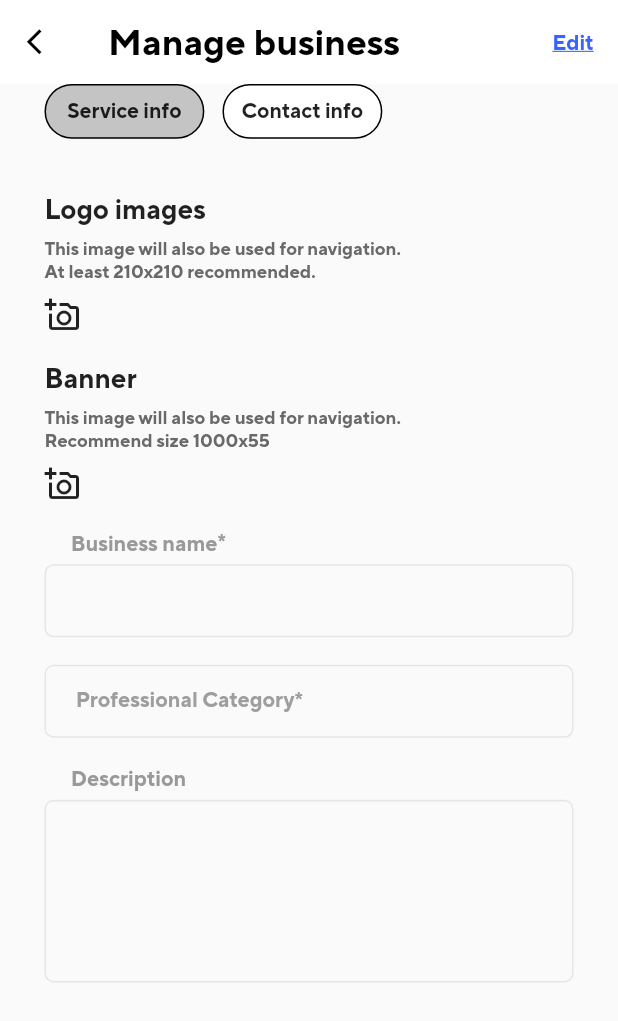
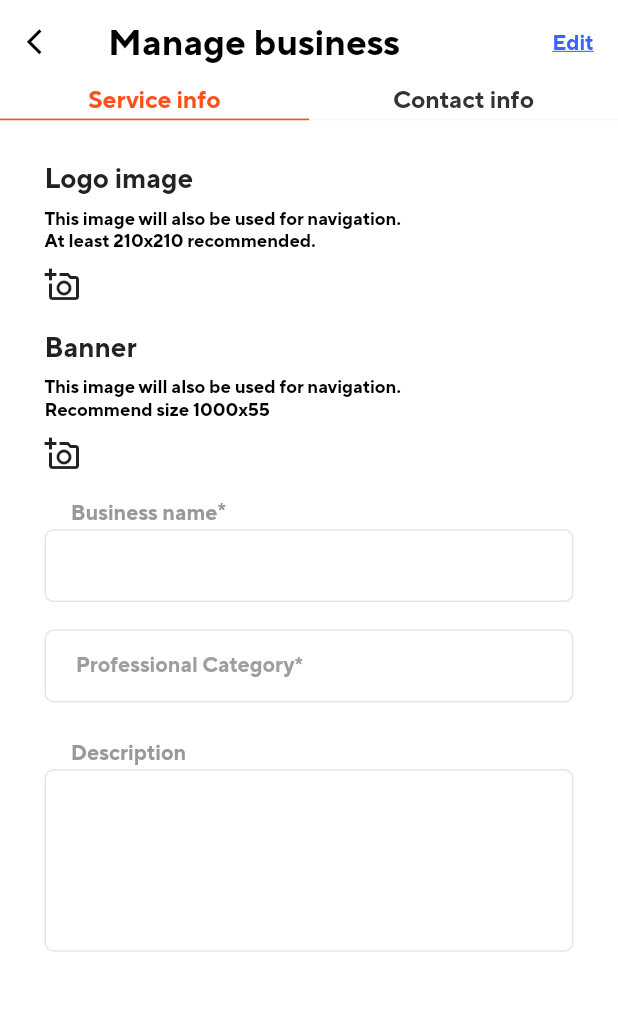
Before and after one commit to sonntuet1997/anygonow-mobile, a Flutter app: the BusinessManagementScreen screen opened directly, on a phone screen of 412 x 824 dp. Shown: the top 1021 px of the screen. Run offline on Flutter 3.47's test engine with Material 2 defaults, Android fonts, the phone set to English and light mode, and no system bars; our stand-ins replace carousel_slider, convert, dio, flutter_dotenv, flutter_keyboard_visibility and 13 more; missing offline and left inert: ecdsa, elliptic, encrypt, flutter_stripe, pointycastle, protobuf and 3 more; accounts and stored records are empty; network calls fail; key blocks and very long unbroken strings in the code were emptied for the run.

Commit message:
Merged PR 3198: fix: ui edit account
fix: ui edit account

```diff
--- a/lib/controller/signup/signup_controller.dart
+++ b/lib/controller/signup/signup_controller.dart
@@ -49,9 +49,8 @@ class SignupController extends GetxController {
 
   Future checkAccount() async {
     try {
-      var response;
       CustomDio customDio = CustomDio();
-      response = await customDio
+      var response = await customDio
           .get("/auth/check?mail=${email.text}&phone=${phoneNumber.text}");
 
       var json = jsonDecode(response.toString());
@@ -82,7 +81,7 @@ class SignupController extends GetxController {
               "phone": email.text,
               "encryptedPrivateKey": keyPair["encryptedPrivateKey"],
               "publicKey": keyPair["publicKey"],
-              // "referral": referral.text
+              "referral": referral.text
             };
 
       var response = await customDio.post(
--- a/lib/screen/handyman/business_management/business_management_screen.dart
+++ b/lib/screen/handyman/business_management/business_management_screen.dart
@@ -90,29 +90,39 @@ class _BusinessManagementScreenState extends State<BusinessManagementScreen> {
             ),
           ]),
       body: Container(
-        padding: EdgeInsets.only(
-          left: getWidth(27),
-          right: getWidth(27),
-          bottom: getHeight(32),
-        ),
+        color: Colors.white,
         child: ListView(
           children: [
-            Row(
+            Container(
+              color: Colors.white,
+              child: Row(
                 children: [
-                Bouncing(
+                  Expanded(
+                    child: Bouncing(
                       child: Obx(() {
                         return Container(
-                      height: getHeight(36),
-                      width: getWidth(97),
                           alignment: Alignment.center,
                           decoration: BoxDecoration(
-                        borderRadius: BorderRadius.circular(100),
-                        border: Border.all(
-                          color: Colors.black,
+                            border: Border(
+                              bottom: BorderSide(
+                                width: getWidth(1),
+                                color: accountController.isBusinessScreen.value ? const Color(0xFFFF511A) : const Color(0xFFF9F6F6),
                               ),
-                        color: accountController.isBusinessScreen.value ? Color(0xFFC4C4C4) : Color(0xFFFFFFFF),
                             ),
-                      child: const Text("Service info"),
+                          ),
+                          child: Container(
+                            padding: EdgeInsets.only(
+                                bottom: getHeight(4)
+                            ),
+                            child: Text(
+                              "Service info",
+                              style: TextStyle(
+                                color: accountController.isBusinessScreen.value ? const Color(0xFFFF511A) : const Color(0xFF333333),
+                                fontSize: getHeight(16),
+                                fontWeight: FontWeight.w500,
+                              ),
+                            ),
+                          ),
                         );
                       }),
                       onPress: () {
@@ -122,22 +132,29 @@ class _BusinessManagementScreenState extends State<BusinessManagementScreen> {
                         }
                       },
                     ),
-                SizedBox(
-                  width: getWidth(11),
                   ),
-                Bouncing(
+                  Expanded(
+                    child: Bouncing(
                       child: Obx(() {
                         return Container(
-                      height: getHeight(36),
-                      width: getWidth(97),
                           alignment: Alignment.center,
                           decoration: BoxDecoration(
-                          borderRadius: BorderRadius.circular(100),
-                          border: Border.all(
-                            color: Colors.black,
+                            border: Border(
+                              bottom: BorderSide(
+                                width: getWidth(1),
+                                color: !accountController.isBusinessScreen.value ? Color(0xFFFF511A) : Color(0xFFF9F6F6),
                               ),
-                          color: accountController.isBusinessScreen.value ? Color(0xFFFFFFFF) : Color(0xFFC4C4C4)),
-                      child: Text("Contact info"),
+                            ),
+                          ),
+                          child: Container(
+                            padding: EdgeInsets.only(
+                                bottom: getHeight(4)
+                            ),
+                            child: Text(
+                              "Contact info",
+                              style: TextStyle(color: !accountController.isBusinessScreen.value ? Color(0xFFFF511A) : Color(0xFF333333), fontSize: getHeight(16), fontWeight: FontWeight.w500),
+                            ),
+                          ),
                         );
                       }),
                       onPress: () {
@@ -147,22 +164,28 @@ class _BusinessManagementScreenState extends State<BusinessManagementScreen> {
                         }
                       },
                     ),
+                  ),
                 ],
+              ),
             ),
             SizedBox(
               height: getHeight(15),
             ),
-            Obx(
+            Container(
+              padding: EdgeInsets.only(
+                left: getWidth(27),
+                right: getWidth(27),
+                bottom: getHeight(80),
+                top: getHeight(12),
+              ),
+              child: Obx(
                 () => accountController.isBusinessScreen.value
                     ? Column(
                         mainAxisAlignment: MainAxisAlignment.start,
                         crossAxisAlignment: CrossAxisAlignment.start,
                         children: [
-                        SizedBox(
-                          height: getHeight(20),
-                        ),
                           Text(
-                          "Logo images",
+                            "Logo image",
                             style: TextStyle(
                               fontWeight: FontWeight.w500,
                               fontSize: getHeight(18),
@@ -173,11 +196,11 @@ class _BusinessManagementScreenState extends State<BusinessManagementScreen> {
                           ),
                           Text(
                             "This image will also be used for navigation. ",
-                          style: TextStyle(fontWeight: FontWeight.w500, fontSize: getHeight(12), color: const Color(0xFF696969)),
+                            style: TextStyle(fontWeight: FontWeight.w400, fontSize: getHeight(12), color: Colors.black),
                           ),
                           Text(
                             "At least 210x210 recommended. ",
-                          style: TextStyle(fontWeight: FontWeight.w500, fontSize: getHeight(12), color: const Color(0xFF696969)),
+                            style: TextStyle(fontWeight: FontWeight.w400, fontSize: getHeight(12), color: Colors.black),
                           ),
                           SizedBox(
                             height: getHeight(10),
@@ -251,11 +274,11 @@ class _BusinessManagementScreenState extends State<BusinessManagementScreen> {
                           ),
                           Text(
                             "This image will also be used for navigation. ",
-                          style: TextStyle(fontWeight: FontWeight.w500, fontSize: getHeight(12), color: const Color(0xFF696969)),
+                            style: TextStyle(fontWeight: FontWeight.w400, fontSize: getHeight(12), color: Colors.black),
                           ),
                           Text(
                             "Recommend size 1000x55",
-                          style: TextStyle(fontWeight: FontWeight.w500, fontSize: getHeight(12), color: const Color(0xFF696969)),
+                            style: TextStyle(fontWeight: FontWeight.w400, fontSize: getHeight(12), color: Colors.black),
                           ),
                           SizedBox(
                             height: getHeight(10),
@@ -300,8 +323,8 @@ class _BusinessManagementScreenState extends State<BusinessManagementScreen> {
                                     child: Align(
                                       alignment: Alignment.centerLeft,
                                       child: Container(
-                                        height: getWidth(56),
-                                        width: getWidth(108),
+                                          height: getWidth(100),
+                                          width: getWidth(194),
                                           decoration: BoxDecoration(
                                             shape: BoxShape.rectangle,
                                             border: Border.all(color: accountController.logoImage.value != "" ? Colors.blueGrey : Colors.transparent),
@@ -350,7 +373,7 @@ class _BusinessManagementScreenState extends State<BusinessManagementScreen> {
                                   ),
                           ),
                           SizedBox(
-                          height: getHeight(18),
+                            height: getHeight(24),
                           ),
                           inputRegular(context,
                               label: "Description",
@@ -376,7 +399,7 @@ class _BusinessManagementScreenState extends State<BusinessManagementScreen> {
                             enabled: accountController.isEditting.value,
                           ),
                           SizedBox(
-                          height: getHeight(8),
+                            height: getHeight(16),
                           ),
                           Stack(children: [
                             inputRegular(
@@ -396,7 +419,7 @@ class _BusinessManagementScreenState extends State<BusinessManagementScreen> {
                                 : Container()),
                           ]),
                           SizedBox(
-                          height: getHeight(8),
+                            height: getHeight(16),
                           ),
                           inputRegular(
                             context,
@@ -407,7 +430,7 @@ class _BusinessManagementScreenState extends State<BusinessManagementScreen> {
                             enabled: accountController.isEditting.value,
                           ),
                           SizedBox(
-                          height: getHeight(8),
+                            height: getHeight(16),
                           ),
                           inputRegular(
                             context,
@@ -417,7 +440,7 @@ class _BusinessManagementScreenState extends State<BusinessManagementScreen> {
                             enabled: accountController.isEditting.value,
                           ),
                           SizedBox(
-                          height: getHeight(8),
+                            height: getHeight(16),
                           ),
                           inputRegular(
                             context,
@@ -428,16 +451,17 @@ class _BusinessManagementScreenState extends State<BusinessManagementScreen> {
                             enabled: accountController.isEditting.value,
                           ),
                           SizedBox(
-                          height: getHeight(8),
+                            height: getHeight(16),
                           ),
                           inputRegular(
                             context,
-                          hintText: "Address 2",
+                            label: "Address 2",
+                            hintText: "",
                             textEditingController: accountController.address2,
                             enabled: accountController.isEditting.value,
                           ),
                           SizedBox(
-                          height: getHeight(8),
+                            height: getHeight(16),
                           ),
                           inputRegular(
                             context,
@@ -448,7 +472,7 @@ class _BusinessManagementScreenState extends State<BusinessManagementScreen> {
                             enabled: accountController.isEditting.value,
                           ),
                           SizedBox(
-                          height: getHeight(8),
+                            height: getHeight(16),
                           ),
                           inputRegular(
                             context,
@@ -459,6 +483,7 @@ class _BusinessManagementScreenState extends State<BusinessManagementScreen> {
                         ],
                       ),
               ),
+            ),
           ],
         ),
       ),
--- a/lib/screen/signup/signup_contract_screen.dart
+++ b/lib/screen/signup/signup_contract_screen.dart
@@ -14,9 +14,7 @@ class SignupContractScreen extends StatelessWidget {
     SignupController signupController = Get.put(SignupController());
     return Scaffold(
       resizeToAvoidBottomInset: true,
-      bottomNavigationBar: Padding(
-          padding: EdgeInsets.only(top: getHeight(0)),
-          child: confirmButtonContainer(context, signupController)),
+      bottomNavigationBar: Padding(padding: EdgeInsets.only(top: getHeight(0)), child: confirmButtonContainer(context, signupController)),
       body: Container(
         color: Colors.white,
         padding: EdgeInsets.only(
@@ -44,7 +42,18 @@ class SignupContractScreen extends StatelessWidget {
               context,
               label: "email".tr,
               hintText: "name@email.com",
+              required: true,
               textEditingController: signupController.email,
+            ),
+            SizedBox(
+              height: getHeight(12),
+            ),
+            inputRegular(
+              context,
+              label: "phone".tr,
+              hintText: "Enter your phone",
+              required: true,
+              textEditingController: signupController.phoneNumber,
             ),
             SizedBox(
               height: getHeight(12),
@@ -56,6 +65,7 @@ class SignupContractScreen extends StatelessWidget {
                   hintText: "Enter your password",
                   isHide: signupController.isHidePassword.value,
                   changeHide: signupController.changeHidePassword,
+                  required: true,
                 )),
             SizedBox(
               height: getHeight(12),
@@ -65,6 +75,7 @@ class SignupContractScreen extends StatelessWidget {
                   label: "cfPassword".tr,
                   controller: signupController.confirmPassword,
                   hintText: "Enter your password",
+                  required: true,
                   isHide: signupController.isHideCfPassword.value,
                   changeHide: signupController.changeHideCfPassword,
                 )),
@@ -91,29 +102,19 @@ class SignupContractScreen extends StatelessWidget {
                 ),
                 Text(
                   "I agree to the ",
-                  style: TextStyle(
-                      fontSize: getHeight(14), fontWeight: FontWeight.w500),
+                  style: TextStyle(fontSize: getHeight(14), fontWeight: FontWeight.w500),
                 ),
                 Text(
                   "Term of Use",
-                  style: TextStyle(
-                      fontSize: getHeight(14),
-                      fontWeight: FontWeight.w500,
-                      color: Color(0xFF3864FF),
-                      decoration: TextDecoration.underline),
+                  style: TextStyle(fontSize: getHeight(14), fontWeight: FontWeight.w500, color: Color(0xFF3864FF), decoration: TextDecoration.underline),
                 ),
                 Text(
                   " and ",
-                  style: TextStyle(
-                      fontSize: getHeight(14), fontWeight: FontWeight.w500),
+                  style: TextStyle(fontSize: getHeight(14), fontWeight: FontWeight.w500),
                 ),
                 Text(
                   "Privacy Policy",
-                  style: TextStyle(
-                      fontSize: getHeight(14),
-                      fontWeight: FontWeight.w500,
-                      color: Color(0xFF3864FF),
-                      decoration: TextDecoration.underline),
+                  style: TextStyle(fontSize: getHeight(14), fontWeight: FontWeight.w500, color: Color(0xFF3864FF), decoration: TextDecoration.underline),
                 ),
               ],
             )
@@ -124,8 +125,7 @@ class SignupContractScreen extends StatelessWidget {
   }
 }
 
-Container confirmButtonContainer(
-    BuildContext context, SignupController signupController) {
+Container confirmButtonContainer(BuildContext context, SignupController signupController) {
   return bottomContainerLayout(
     height: 108,
     child: Column(
@@ -141,16 +141,12 @@ Container confirmButtonContainer(
               ),
             ),
             onPressed: () async {
-              if (signupController.email.text != "" &&
-                  signupController.password.text != "" &&
-                  signupController.isAgree.value == true &&
-                  signupController.confirmPassword.text != "") {
+              if (signupController.email.text != "" && signupController.password.text != "" && signupController.isAgree.value == true && signupController.confirmPassword.text != "") {
                 var result = await signupController.signup();
                 Get.to(() => CheckEmailScreen());
               }
             },
-            child: Text("continue".tr,
-                style: const TextStyle(color: Colors.white)),
+            child: Text("continue".tr, style: const TextStyle(color: Colors.white)),
           ),
         ),
         SizedBox(
--- a/lib/screen/signup/signup_handyman_screen.dart
+++ b/lib/screen/signup/signup_handyman_screen.dart
@@ -14,9 +14,7 @@ class SignupHandymanScreen extends StatelessWidget {
     SignupController signupController = Get.put(SignupController());
     return Scaffold(
       resizeToAvoidBottomInset: true,
-      bottomNavigationBar: Padding(
-          padding: EdgeInsets.only(top: getHeight(0)),
-          child: confirmButtonContainer(context, signupController)),
+      bottomNavigationBar: Padding(padding: EdgeInsets.only(top: getHeight(0)), child: confirmButtonContainer(context, signupController)),
       body: Container(
         color: Colors.white,
         padding: EdgeInsets.only(
@@ -45,6 +43,7 @@ class SignupHandymanScreen extends StatelessWidget {
               label: "email".tr,
               hintText: "name@email.com",
               textEditingController: signupController.email,
+              required: true,
             ),
             SizedBox(
               height: getHeight(12),
@@ -54,6 +53,7 @@ class SignupHandymanScreen extends StatelessWidget {
               label: "phone".tr,
               hintText: "Enter your phone",
               textEditingController: signupController.phoneNumber,
+              required: true,
             ),
             SizedBox(
               height: getHeight(12),
@@ -65,6 +65,7 @@ class SignupHandymanScreen extends StatelessWidget {
                   hintText: "Enter your password",
                   isHide: signupController.isHidePassword.value,
                   changeHide: signupController.changeHidePassword,
+                  required: true,
                 )),
             SizedBox(
               height: getHeight(12),
@@ -74,6 +75,7 @@ class SignupHandymanScreen extends StatelessWidget {
                   label: "cfPassword".tr,
                   controller: signupController.confirmPassword,
                   hintText: "Enter your password",
+                  required: true,
                   isHide: signupController.isHideCfPassword.value,
                   changeHide: signupController.changeHideCfPassword,
                 )),
@@ -91,29 +93,19 @@ class SignupHandymanScreen extends StatelessWidget {
                 ),
                 Text(
                   "I agree to the ",
-                  style: TextStyle(
-                      fontSize: getHeight(14), fontWeight: FontWeight.w500),
+                  style: TextStyle(fontSize: getHeight(14), fontWeight: FontWeight.w500),
                 ),
                 Text(
                   "Term of Use",
-                  style: TextStyle(
-                      fontSize: getHeight(14),
-                      fontWeight: FontWeight.w500,
-                      color: Color(0xFF3864FF),
-                      decoration: TextDecoration.underline),
+                  style: TextStyle(fontSize: getHeight(14), fontWeight: FontWeight.w500, color: Color(0xFF3864FF), decoration: TextDecoration.underline),
                 ),
                 Text(
                   " and ",
-                  style: TextStyle(
-                      fontSize: getHeight(14), fontWeight: FontWeight.w500),
+                  style: TextStyle(fontSize: getHeight(14), fontWeight: FontWeight.w500),
                 ),
                 Text(
                   "Privacy Policy",
-                  style: TextStyle(
-                      fontSize: getHeight(14),
-                      fontWeight: FontWeight.w500,
-                      color: Color(0xFF3864FF),
-                      decoration: TextDecoration.underline),
+                  style: TextStyle(fontSize: getHeight(14), fontWeight: FontWeight.w500, color: Color(0xFF3864FF), decoration: TextDecoration.underline),
                 ),
               ],
             )
@@ -124,8 +116,7 @@ class SignupHandymanScreen extends StatelessWidget {
   }
 }
 
-Container confirmButtonContainer(
-    BuildContext context, SignupController signupController) {
+Container confirmButtonContainer(BuildContext context, SignupController signupController) {
   return bottomContainerLayout(
     height: 108,
     child: Column(
@@ -150,8 +141,7 @@ Container confirmButtonContainer(
                 Get.to(() => CheckEmailScreen());
               }
             },
-            child: Text("continue".tr,
-                style: const TextStyle(color: Colors.white)),
+            child: Text("continue".tr, style: const TextStyle(color: Colors.white)),
           ),
         ),
         SizedBox(
--- a/lib/widgets/input.dart
+++ b/lib/widgets/input.dart
@@ -30,7 +30,7 @@ Container inputPassword(
             : Container(),
         label != null
             ? SizedBox(
-                height: getHeight(6),
+                height: getHeight(3),
               )
             : Container(),
         Container(
@@ -110,7 +110,7 @@ Container inputRegular(BuildContext context,
             : Container(),
         label != null
             ? SizedBox(
-                height: getHeight(6),
+                height: getHeight(3),
               )
             : Container(),
         Container(
```
Lines whose indentation alone changed are shown as unchanged.
